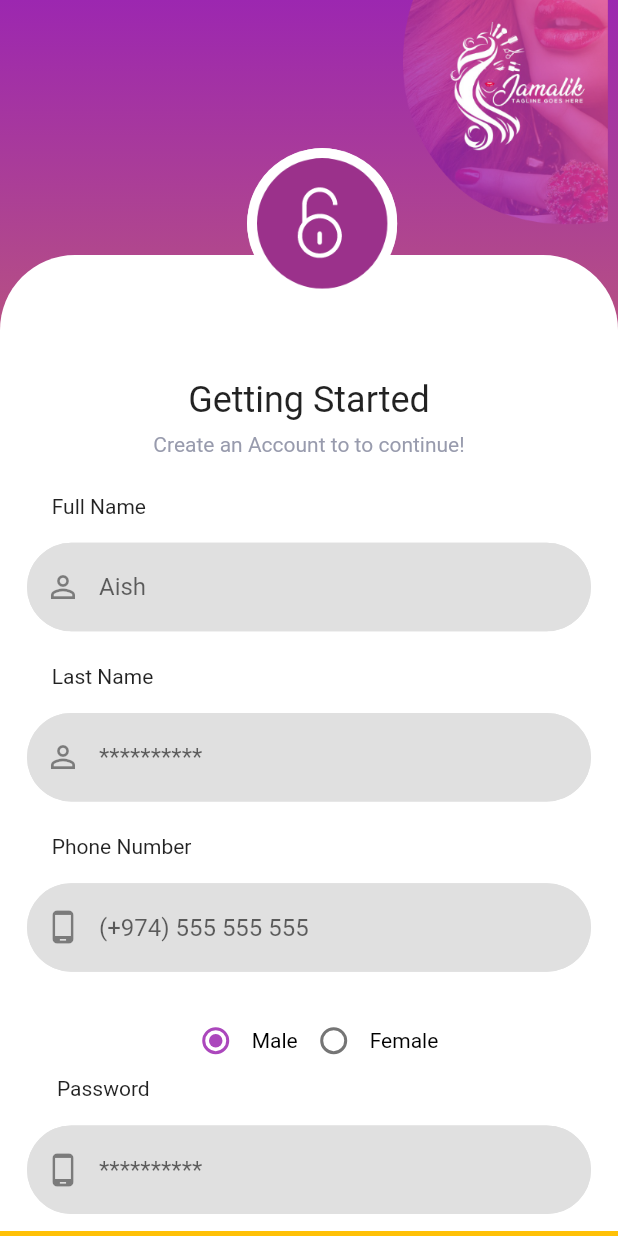
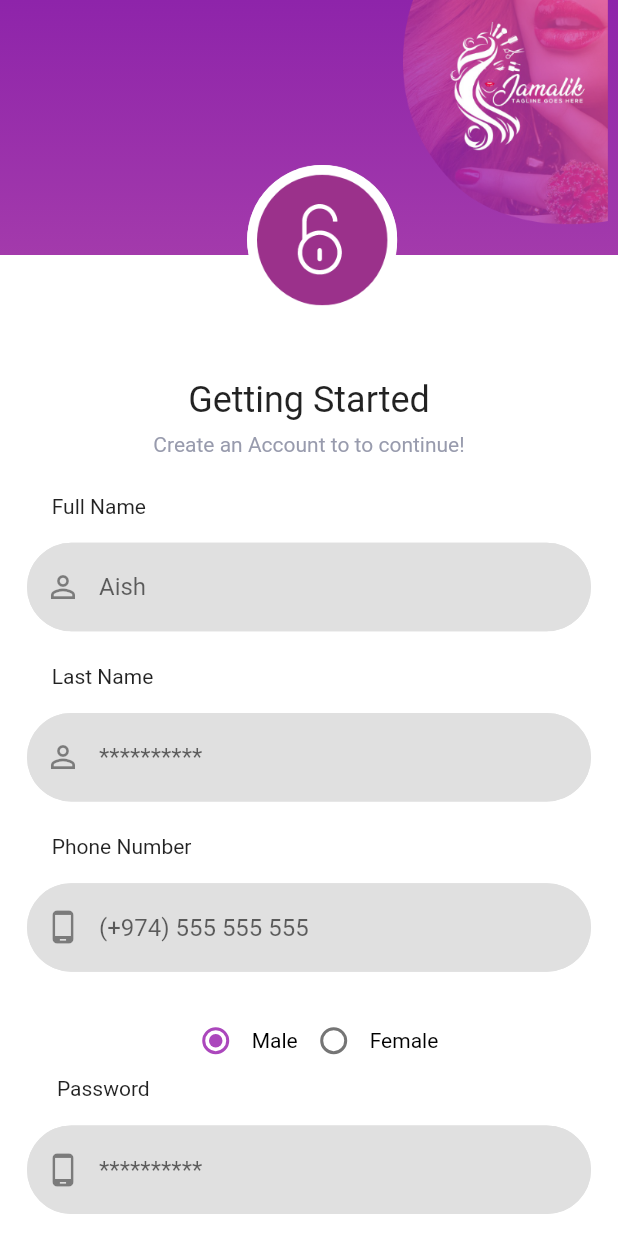
Before and after one commit to zeeshan112233/jamalik, a Flutter app: the screen it shows after launch, on a phone screen of 412 x 824 dp. Run offline on Flutter 3.47's test engine with Material 2 defaults, Android fonts, the phone set to English and light mode, and no system bars; our stand-ins replace intl_phone_field, pin_code_text_field, touchable_opacity.

Commit message:
'zeeshan'

```diff
--- a/lib/Ui/GettingStarted.dart
+++ b/lib/Ui/GettingStarted.dart
@@ -43,18 +43,21 @@ class GettingStartedState extends State<GettingStarted> {
 
   @override
   Widget build(BuildContext context) {
+    final screenheight =
+        MediaQuery.of(context).size.height - MediaQuery.of(context).padding.top;
+    final screenwidth = MediaQuery.of(context).size.width;
     return SafeArea(
       child: Material(
         child: Stack(
           children: [
             Container(
-              // height: 200,
-              // width: 300,
+              height: screenheight,
+              width: screenwidth,
               decoration: BoxDecoration(
                 gradient: LinearGradient(
                   colors: [
-                    Colors.purple[500],
-                    Colors.amber[500],
+                    Colors.purple[600],
+                    Colors.pink[200],
                   ],
                   begin: Alignment.topCenter,
                   end: Alignment.bottomCenter,
@@ -64,10 +67,11 @@ class GettingStartedState extends State<GettingStarted> {
             Positioned(
               top: 170,
               child: Container(
-                height: MediaQuery.of(context).size.height * 0.79,
+                height: screenheight - 170,
+                width: screenwidth,
+                color: Colors.white,
                 child: SingleChildScrollView(
                   child: Container(
-                    width: MediaQuery.of(context).size.width,
                     decoration: BoxDecoration(
                       borderRadius: new BorderRadius.only(
                         topLeft: const Radius.circular(50.0),
@@ -291,7 +295,7 @@ class GettingStartedState extends State<GettingStarted> {
               ),
             ),
             Positioned(
-              top: MediaQuery.of(context).size.height * 0.12,
+              top: 110,
               left: MediaQuery.of(context).size.width * 0.4,
               child: Container(
                 height: 100,
```
